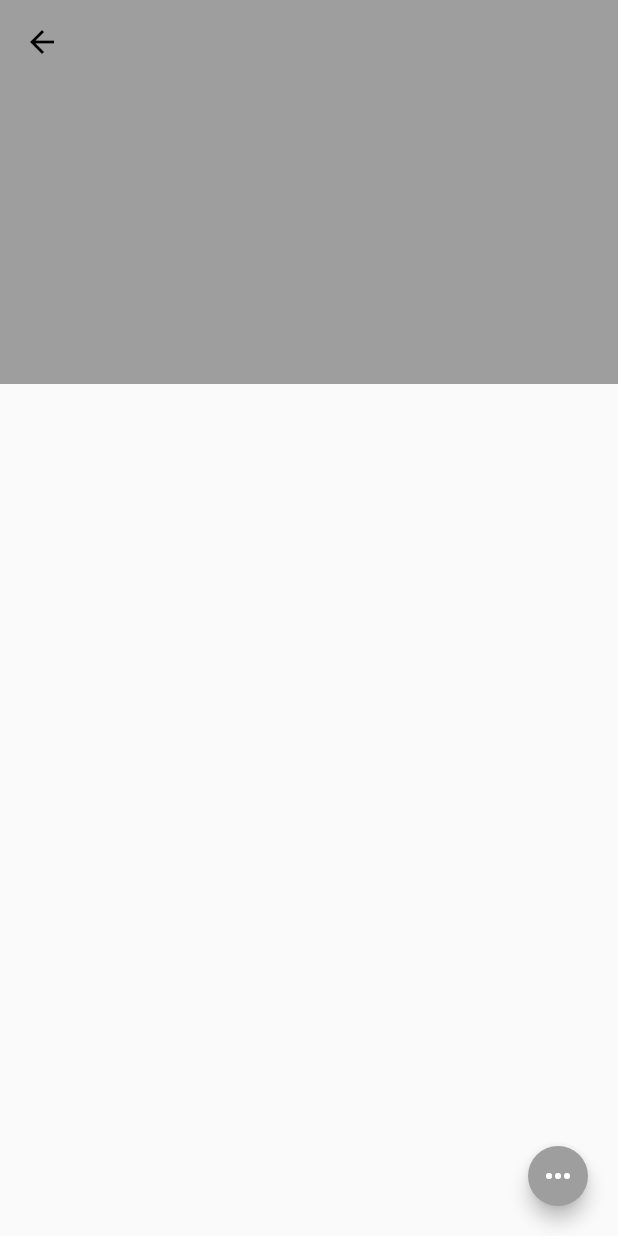
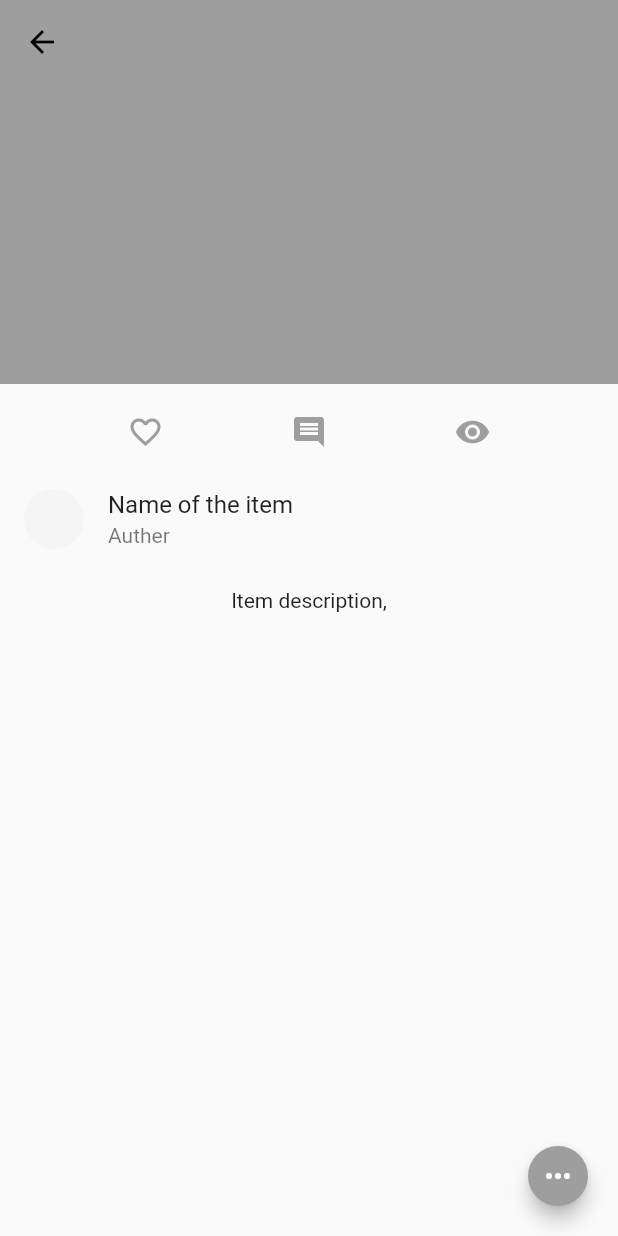
Before and after one commit to hptg1994/Dribo-Native, a Flutter app: the screen it shows after launch, after a tap on the "comment" icon, on a phone screen of 412 x 824 dp. Run offline on Flutter 3.47's test engine with Material 2 defaults, Android fonts, the phone set to English and light mode, and no system bars; missing offline and left inert: flutter_webview_plugin.

Commit message:
adding detail page

```diff
--- a/lib/pages/ItemDetailPage/ItemDetailPage.dart
+++ b/lib/pages/ItemDetailPage/ItemDetailPage.dart
@@ -28,11 +28,42 @@ class ItemDetailPage extends StatelessWidget {
               ),
             ),
           ),
-          SliverList(delegate: SliverChildListDelegate([
-            Container(
-              decoration: BoxDecoration(color: Colors.pink),
-            )
-          ]),)
+          SliverList(
+            delegate: SliverChildListDelegate([
+              Container(
+                  padding: EdgeInsets.symmetric(vertical: 20.0, horizontal: 0.0),
+                  child: new Column(
+//                    mainAxisAlignment: MainAxisAlignment.center,
+//                    crossAxisAlignment: CrossAxisAlignment.center,
+                    children: <Widget>[
+                      new Row(
+                        mainAxisAlignment: MainAxisAlignment.spaceEvenly,
+                        children: <Widget>[
+                          Icon(Icons.favorite_border, color: Colors.grey),
+                          Icon(Icons.comment, color: Colors.grey),
+                          Icon(Icons.remove_red_eye, color: Colors.grey)
+                        ],
+                      ),
+                      SizedBox(height: 10.0),
+                      ListTile(
+                        leading: CircleAvatar(
+                          backgroundImage: null,
+                        ),
+                        title: Text("Name of the item"),
+                        subtitle: Text("Auther"),
+                      ),
+                      SizedBox(height: 10.0),
+                      Container(
+                        margin: EdgeInsets.symmetric(vertical: 0.0,horizontal: 20.0),
+                        child: Text("Item description,")
+
+                      )
+
+                    ],
+                  )
+              )
+            ]),
+          )
         ],
       ),
       floatingActionButton: FloatingButtons(),
```
